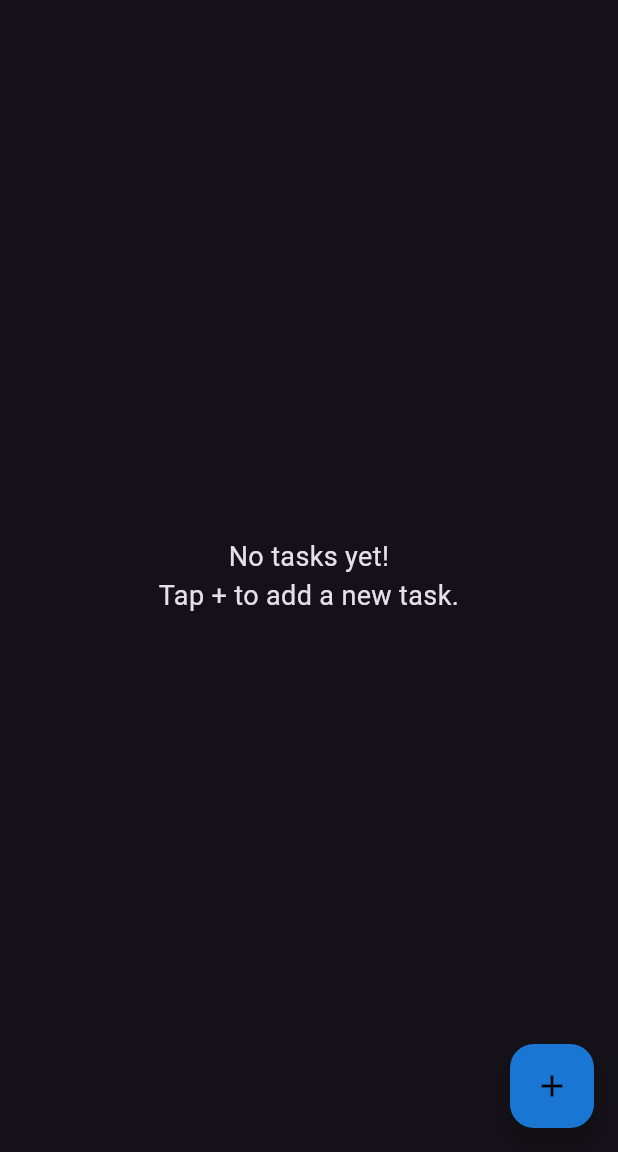
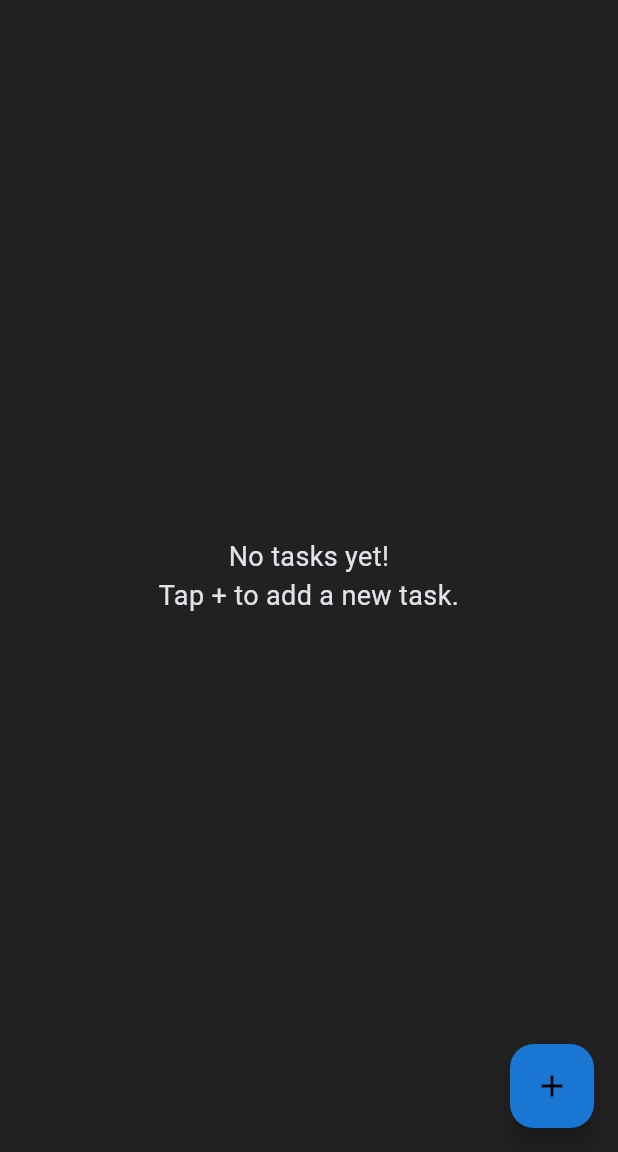
Before and after one commit to Workflow-Manager-admin/tasknotify-125727-a22ef3bf, a Flutter app: the screen it shows after launch, on a phone screen of 412 x 824 dp, the part 84-1236 px from its top. Run offline on Flutter 3.47's test engine with Material 3 defaults, Android fonts, the phone set to English and light mode, and no system bars; our stand-ins replace flutter_local_notifications, shared_preferences, timezone.

Commit message:
Auto-commit: Changes as of 2025-05-26T19:47:20.156847+00:00

```diff
--- a/tasknotify/lib/main.dart
+++ b/tasknotify/lib/main.dart
@@ -31,8 +31,8 @@ class MyApp extends StatelessWidget {
         colorScheme: const ColorScheme.dark(
           primary: Color(0xFF1976D2),
           secondary: Color(0xFF837272),
-          surface: Color(0xFF424242),
           surface: Color(0xFF303030),
+          background: Color(0xFF212121),
         ),
         appBarTheme: const AppBarTheme(
           backgroundColor: Color(0xFF1976D2),
@@ -41,6 +41,7 @@ class MyApp extends StatelessWidget {
         floatingActionButtonTheme: const FloatingActionButtonThemeData(
           backgroundColor: Color(0xFF1976D2),
         ),
+        scaffoldBackgroundColor: const Color(0xFF212121),
       ),
       home: const HomeScreen(),
     );
```
Also changed, not shown: .file_activity_report.json, .knowledge/.knowledge.json, .knowledge/_tmp_kavia_workspace_code-generation_tasknotify-125727-a22ef3bf_tasknotify_lib_main.dart, 1 other file.
